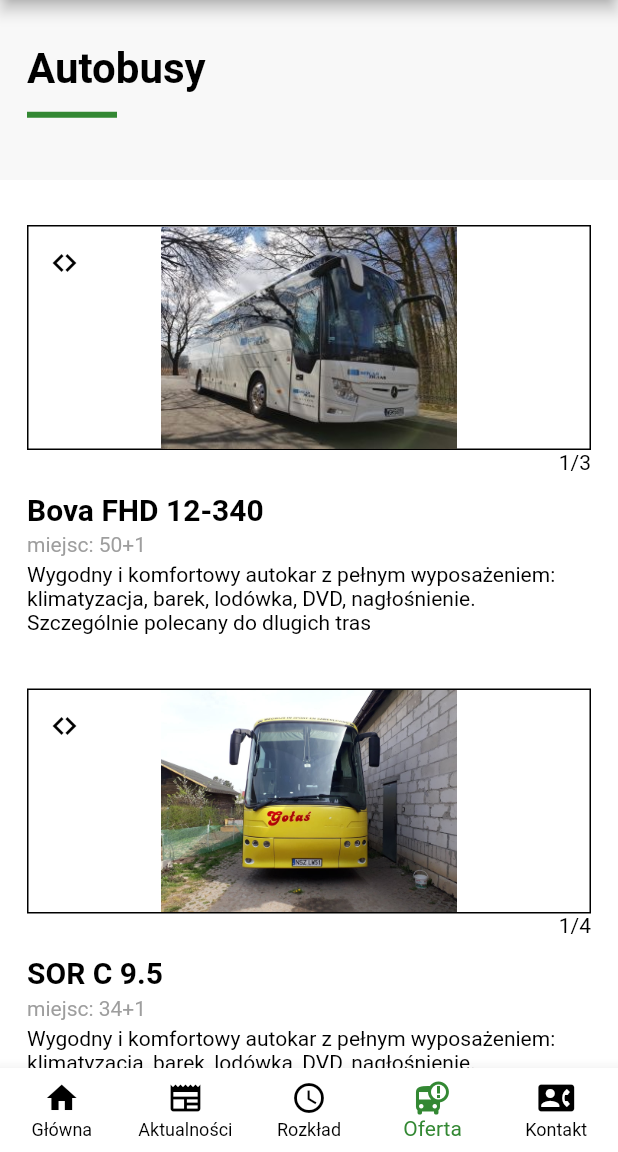
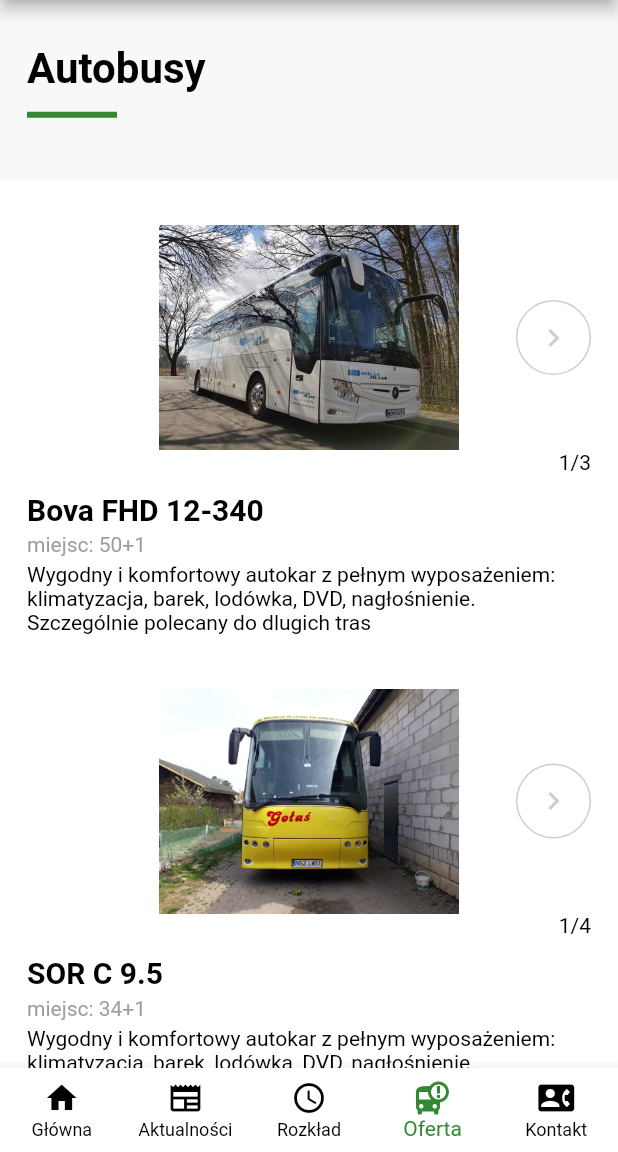
Before and after one commit to krzysiekdz/flutterlearn, a Flutter app: the screen it shows after launch, item 4 of the bottom bar chosen, on a phone screen of 412 x 824 dp, the part 84-1236 px from its top. Run offline on Flutter 3.47's test engine with Material 2 defaults, Android fonts, the phone set to English and light mode, and no system bars; our stand-ins replace url_strategy.

Commit message:
carousel slider done; preview and scale image; schedule fix

```diff
--- a/lib/bus_app/services/schedule_service.dart
+++ b/lib/bus_app/services/schedule_service.dart
@@ -31,6 +31,7 @@ class ScheduleService {
     else {
       if( url == UrlNames.scheduleSzczSpy ) { return ScheduleData.szcz_spy; }
       else if( url == UrlNames.scheduleSpySzcz) { return ScheduleData.spy_szcz; }
+      else if( url == UrlNames.schedule) { return ScheduleData.spy_szcz; }
       else { return []; }
     }
   }
--- a/lib/bus_app/styles/style_utils.dart
+++ b/lib/bus_app/styles/style_utils.dart
@@ -19,12 +19,20 @@ class CustomStyles {
   //kolor ciemny
   static final AppColors colorsDark = AppColors(
     primary: CustomColors.primary,
-    textColor: Colors.white70,
-    hintColor: Colors.white70,
-    surface: CustomColors.dark,
-    barColor: CustomColors.darken,
-    isDark: true,
+    textColor: Colors.black,
+    hintColor: Colors.grey,
+    surface: Colors.white,
+    barColor: Colors.white,
   );
+
+//  static final AppColors colorsDark = AppColors(
+//    primary: CustomColors.primary,
+//    textColor: Colors.white70,
+//    hintColor: Colors.white70,
+//    surface: CustomColors.dark,
+//    barColor: CustomColors.darken,
+//    isDark: true,
+//  );
 
 }
 
--- a/lib/bus_app/ui/page/offer/Offer.dart
+++ b/lib/bus_app/ui/page/offer/Offer.dart
@@ -36,6 +36,7 @@ class _OfferState extends State<_Offer> {
 
   void initCars() async {
     cars = await carService.getCars();
+    if(!mounted) return;
     setState(() {
       isLoading = false;
     });
--- a/lib/bus_app/ui/page/offer/car_card.dart
+++ b/lib/bus_app/ui/page/offer/car_card.dart
@@ -1,14 +1,32 @@
 import 'package:flutter/material.dart';
 import 'package:flutterlearn/bus_app/models/car.dart';
 import 'package:flutterlearn/bus_app/styles/style_utils.dart';
+import 'package:flutterlearn/bus_app/ui/widgets/image_preview.dart';
 import 'package:flutterlearn/bus_app/ui/widgets/slider.dart';
 import 'package:flutterlearn/core/Functions.dart';
-import 'package:flutterlearn/styles/Styles.dart';
 
-class CarCard extends StatelessWidget {
+
+class CarCard extends StatefulWidget {
   final Car car;
+  const CarCard({super.key, required this.car});
 
-  const CarCard({required this.car});
+  @override
+  State<StatefulWidget> createState() => _CardCarState();
+}
+
+class _CardCarState extends State<CarCard> {
+//  late final Map<String, UniqueKey> imgKeys;
+
+  @override
+  void initState() {
+    super.initState();
+
+//    imgKeys = {};
+//    for(String i in widget.car.img) {
+//      imgKeys[i] = UniqueKey();
+//    }
+  }
+
 
   @override
   Widget build(BuildContext context) {
@@ -18,53 +36,21 @@ class CarCard extends StatelessWidget {
       child: Column(
         children: [
           CSlider(
-              height: 150,
-              items: car.img.map( (e) => ImageItem(imgSrc: e) ).toList(),
-              indicatorBuilder: (context, position, length) => Row(
-                mainAxisAlignment: MainAxisAlignment.end,
-                children: [ Text( '${ (position - position.floor()) >= 0.5 ? position.floor() + 2 : position.floor() + 1}/$length' ) ],
-              ),
+            height: 150,
+            items: widget.car.img.map( (e) => ImagePreview(imgSrc: e, listImgSrc: widget.car.img,) ).toList(),
+            indicatorBuilder: (context, position, length) => Row(
+              mainAxisAlignment: MainAxisAlignment.end,
+              children: [ Text( '${ (position - position.floor()) >= 0.5 ? position.floor() + 2 : position.floor() + 1}/$length' ) ],
+            ),
           ),
           gap(),
-          Row(children: [ Text(car.title, style: header3()) ]),
+          Row(children: [ Text(widget.car.title, style: header3()) ]),
           gap(h:4),
-          Row(children: [Text(car.places, style: const TextStyle(color: Colors.grey) )]),
+          Row(children: [Text(widget.car.places, style: const TextStyle(color: Colors.grey) )]),
           gap(h:4),
-          Text(car.descr),
+          Text(widget.car.descr),
         ],
       ),
     );
   }
 }
-
-class ImageItem extends StatefulWidget {
-  final String imgSrc;
-
-  const ImageItem({required this.imgSrc});
-
-  @override
-  State<StatefulWidget> createState() => _ImageItemState();
-
-}
-
-class _ImageItemState extends State<ImageItem> with AutomaticKeepAliveClientMixin<ImageItem>{
-
-  @override
-  void initState() {
-    super.initState();
-
-    print('ImageItem: initState()');
-  }
-
-  @override
-  Widget build(BuildContext context) {
-    super.build(context);
-    print('ImageItem: build() ${widget.imgSrc}');
-    return Image.asset(widget.imgSrc);
-  }
-
-  @override
-  bool get wantKeepAlive => true;
-
-
-}
--- a/lib/bus_app/ui/page/schedule/schedule_sm.dart
+++ b/lib/bus_app/ui/page/schedule/schedule_sm.dart
@@ -1,4 +1,5 @@
 import 'package:flutter/material.dart';
+import 'package:flutterlearn/bus_app/config/routes.dart';
 import 'package:flutterlearn/bus_app/ui/widgets/misc.dart';
 import '../../../services/schedule_service.dart';
 import 'package:flutterlearn/bus_app/styles/style_utils.dart';
@@ -20,6 +21,7 @@ class ScheduleSM extends WebPage {
          ScheduleSelect.route(routeUrl: routeUrl),
          if( ScheduleService.notFound(routeUrl.url) ) CPadding(child: Text('Nie znaleziono kursu', style: header2(),)),
          if( ScheduleService.isMatched(routeUrl.url) ) ScheduleTable3(data: scheduleData(), title: title(),), //sprawdzic jeszcze resolveWith
+        if( routeUrl.url == UrlNames.schedule ) ScheduleTable3(data: scheduleData(), title: title(),), //sprawdzic jeszcze resolveWith
       ],
     );
   }
--- /dev/null
+++ b/lib/bus_app/ui/widgets/image_preview.dart
@@ -0,0 +1,118 @@
+import 'package:flutter/material.dart';
+import 'package:flutterlearn/bus_app/ui/widgets/slider.dart';
+import 'package:flutterlearn/styles/Styles.dart';
+
+class ImagePreview extends StatefulWidget {
+  final String imgSrc;
+  final List<String> listImgSrc;
+
+  const ImagePreview({super.key, required this.imgSrc, required this.listImgSrc});
+
+  @override
+  State<StatefulWidget> createState() => _ImagePreviewState();
+
+}
+
+class _ImagePreviewState extends State<ImagePreview>  with AutomaticKeepAliveClientMixin<ImagePreview> {
+
+  @override
+  void initState() {
+    super.initState();
+    print('ImagePreview: initState(), key = ${widget.key}');
+  }
+
+  @override
+  Widget build(BuildContext context) {
+    super.build(context);
+    print('ImagePreview: build() ${widget.imgSrc}');
+
+    return GestureDetector(
+        onTap: () { onClick(context); },
+        child: Image.asset(widget.imgSrc)
+    );
+  }
+
+  @override
+  bool get wantKeepAlive => true;
+
+  void onClick(BuildContext context) {
+    Navigator.of(context).push(
+        MaterialPageRoute(builder: (context) => ImagePopup(imgSrc: widget.imgSrc, listImgSrc: widget.listImgSrc,) )
+    );
+//    showDialog(context: context, builder: (context) =>
+//        AlertDialog(
+//            title: Text(widget.imgSrc),
+//            content: ImagePopup(imgSrc: widget.imgSrc),
+//            actions: [
+//              TextButton(onPressed: (){ Navigator.of(context).pop(); }, child: Text('Zamknij'))
+//            ],
+//        )
+//    );
+  }
+}
+
+
+class ImagePopup extends StatelessWidget {
+  final String imgSrc;
+  final List<String> listImgSrc;
+
+  const ImagePopup({super.key, required this.imgSrc, required this.listImgSrc});
+
+  @override
+  Widget build(BuildContext context) {
+    Size size = MediaQuery.of(context).size;
+
+    return SafeArea(
+      child: Material(
+        child: Stack(
+          children: [
+
+            InteractiveViewer(
+              child: Container(
+                decoration: BoxDecoration(
+                    image: DecorationImage(
+                      image: Image.asset(imgSrc).image,
+                      fit: (size.height > size.width) ? BoxFit.fitWidth : BoxFit.fitHeight,
+                    )
+                ),
+              ),
+            ),
+
+            Align(
+              alignment: Alignment.topRight,
+              child: TextButton.icon(onPressed: (){ Navigator.of(context).pop(); }, icon: const Icon(Icons.close), label: const Text('Zamknij')),
+            )
+
+          ],
+        )
+      ),
+    );
+
+//    return SafeArea(
+//      child: Material(
+//          child: Column(
+//            mainAxisAlignment: MainAxisAlignment.center,
+//            children: [
+//
+//              CSlider(
+//                items: listImgSrc.map((e) =>
+//                    InteractiveViewer(
+//                      child: Container(
+//                        decoration: BoxDecoration(
+//                            image: DecorationImage(
+//                              image: Image.asset(e).image,
+//                              fit: (size.height > size.width) ? BoxFit.fitWidth : BoxFit.fitHeight,
+//                            )
+//                        ),
+//                      ),
+//                    ),
+//                ).toList()
+//              ),
+//
+//
+//            ]
+//          ),
+//      ),
+//    );
+  }
+}
--- a/lib/bus_app/ui/widgets/misc.dart
+++ b/lib/bus_app/ui/widgets/misc.dart
@@ -9,6 +9,12 @@ class CPadding extends StatelessWidget {
   @override
   Widget build(BuildContext context) =>  Padding(padding: const EdgeInsets.all(CustomStyles.padding), child: child);
 }
+
+Widget selectedLink({required String text, required VoidCallback action }) => ElevatedButton.icon(
+    onPressed: (){ action(); },
+    icon: Text(text),
+    label: const Icon(Icons.keyboard_arrow_right)
+);
 
 Widget buttonLink({required String text, required VoidCallback action }) => OutlinedButton.icon(
     onPressed: (){ action(); },
--- a/lib/bus_app/ui/widgets/slider.dart
+++ b/lib/bus_app/ui/widgets/slider.dart
@@ -1,6 +1,4 @@
 import 'package:flutter/material.dart';
-import 'package:flutterlearn/bus_app/styles/style_utils.dart';
-import 'package:flutterlearn/styles/Styles.dart';
 
 class CSlider extends StatefulWidget {
 
@@ -36,14 +34,22 @@ class _CSliderState extends State<CSlider> {
   }
 
   @override
+  void dispose() {
+    controller.dispose();
+    super.dispose();
+  }
+
+  @override
   Widget build(BuildContext context) {
 //    print('Slider: build() , currPage = $currPageValue');
+    double r = currPageValue - currPageValue.floor();
+
     return Column(
       children: [
 
         Container(
           height: widget.height,
-          decoration: blackBorder(),
+//          decoration: blackBorder(),
           child: Stack(
             children: [
               PageView.builder(
@@ -52,8 +58,6 @@ class _CSliderState extends State<CSlider> {
                 controller: controller,
                 itemCount: widget.items.length,
                 itemBuilder: (context, i) {
-                  double r = currPageValue - currPageValue.floor();
-
                   if( i == currPageValue.floor() ) {
                     return Transform.scale(scale: 1 - r , child: widget.items[i] );
                   }
@@ -61,14 +65,42 @@ class _CSliderState extends State<CSlider> {
                     return Transform.scale(scale: r , child: widget.items[i] );
                   }
                   else {
-                    return widget.items[i];
+                    return Transform.scale(//this transform do nothing, but when all children are transform widgets, then we do not loose state of widget.item[i]
+                        scale: 1,
+                        child: widget.items[i]
+                    );
                   }
                 },
               ),
 
-              IconButton(alignment: Alignment.centerLeft, onPressed: (){}, icon: const Icon(Icons.keyboard_arrow_left)),
+              if( currPageValue >= 0.5 ) Align(
+                alignment: Alignment.centerLeft,
+                child: Transform.scale(
+                  scale: (){ if(r > 0 && currPageValue <= 1) { return r; } else {return 1.0;} }(),
+                  child: Opacity(
+                    opacity: 0.5,
+                    child: Container(
+                        decoration: BoxDecoration(border: Border.all(color: Colors.grey, width: 1), shape: BoxShape.circle),
+                        child: IconButton(onPressed: (){ back(); }, icon: const Icon(Icons.keyboard_arrow_left, color: Colors.grey,))
+                    ),
+                  ),
+                ),
+              ),
 
-              IconButton(alignment: Alignment.centerRight, onPressed: (){}, icon: const Icon(Icons.keyboard_arrow_right)),
+              if( currPageValue < widget.items.length-1.5 ) Align(
+                alignment: Alignment.centerRight,
+                child: Transform.scale(
+                  scale: (){ if(currPageValue >= widget.items.length - 2 ) { return 1-r; } else {return 1.0;} }(),
+                  child: Opacity(
+                    opacity: 0.5,
+                    child: Container(
+                        decoration: BoxDecoration(border: Border.all(color: Colors.grey, width: 1), shape: BoxShape.circle),
+                        child: IconButton(onPressed: (){ next(); }, icon: const Icon(Icons.keyboard_arrow_right, color: Colors.grey))
+                    ),
+                  ),
+                ),
+              ),
+
             ],
           ),
         ),
@@ -79,4 +111,15 @@ class _CSliderState extends State<CSlider> {
 
     );
   }
+
+  void next() {
+    int p = (controller.page?.floor() ?? 0) + 1;
+    controller.animateToPage(p, duration: const Duration(milliseconds: 300), curve: Curves.ease);
+  }
+
+  void back() {
+    int p = controller.page!.floor() - 1;
+    if(p < 0) p = 0;
+    controller.animateToPage(p, duration: const Duration(milliseconds: 300), curve: Curves.ease);
+  }
 }
```
Also changed, not shown: lib/bus_app/todo.txt (+5 -5 lines), lib/bus_app/ui/page/schedule/schedule_select.dart (+49 -15 lines).
